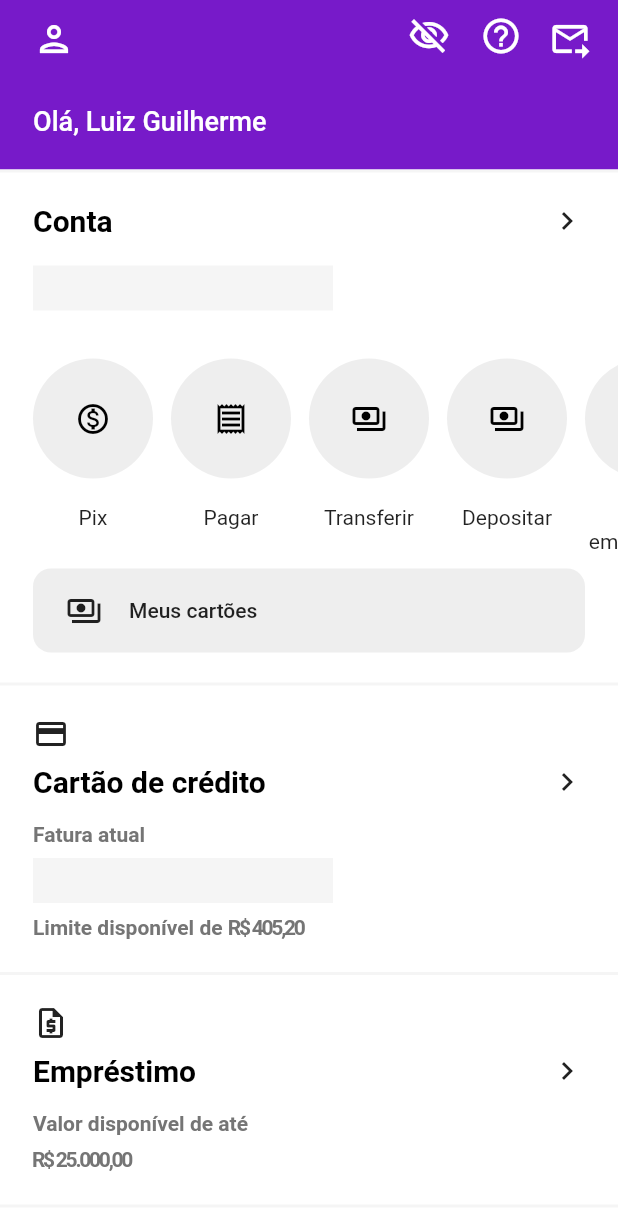
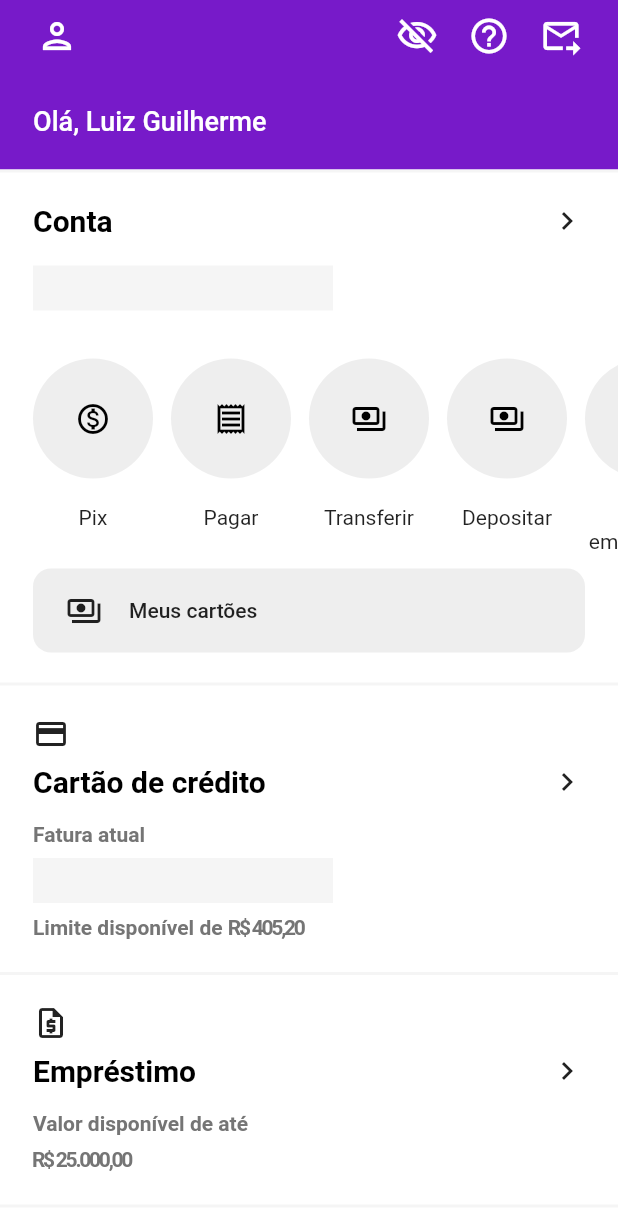
Before and after one commit to luizdebem/luizdebank, a Flutter app: the screen it shows after launch, on a phone screen of 412 x 824 dp. Shown: the top 1210 px of the screen. Run offline on Flutter 3.47's test engine with Material 2 defaults, Android fonts, the phone set to English and light mode, and no system bars; our stand-ins replace flutter_form_builder.

Commit message:
Fixed HomeHeader padding and IconButton splash effects

```diff
--- a/lib/components/HomeHeader.dart
+++ b/lib/components/HomeHeader.dart
@@ -13,18 +13,17 @@ class HomeHeader extends StatelessWidget {
       builder: (context, hiddenService, holderService, child) => Container(
         color: Theme.of(context).primaryColor,
         width: double.infinity,
-        padding: EdgeInsets.symmetric(horizontal: 22.0),
         child: Column(
           crossAxisAlignment: CrossAxisAlignment.start,
           children: [
-            Row(
+            Padding(
+              padding: const EdgeInsets.symmetric(horizontal: 14.0),
+              child: Row(
                 mainAxisAlignment: MainAxisAlignment.spaceBetween,
                 children: [
                   Material(
                     color: Colors.transparent,
                     child: IconButton(
-                    padding: EdgeInsets.fromLTRB(0, 8, 8, 8),
-                    constraints: BoxConstraints(),
                       icon: Icon(
                         Icons.person_outlined,
                         size: 28,
@@ -67,8 +66,6 @@ class HomeHeader extends StatelessWidget {
                       Material(
                         color: Colors.transparent,
                         child: IconButton(
-                        padding: EdgeInsets.fromLTRB(8, 8, 0, 8),
-                        constraints: BoxConstraints(),
                           icon: Icon(
                             Icons.forward_to_inbox_outlined,
                             size: 28,
@@ -81,8 +78,9 @@ class HomeHeader extends StatelessWidget {
                   ),
                 ],
               ),
+            ),
             Padding(
-              padding: const EdgeInsets.symmetric(vertical: 22.0),
+              padding: const EdgeInsets.all(22.0),
               child: Text(
                 "Olá, ${holderService.holder.fullName}",
                 style: TextStyle(
```
Lines whose indentation alone changed are shown as unchanged.
